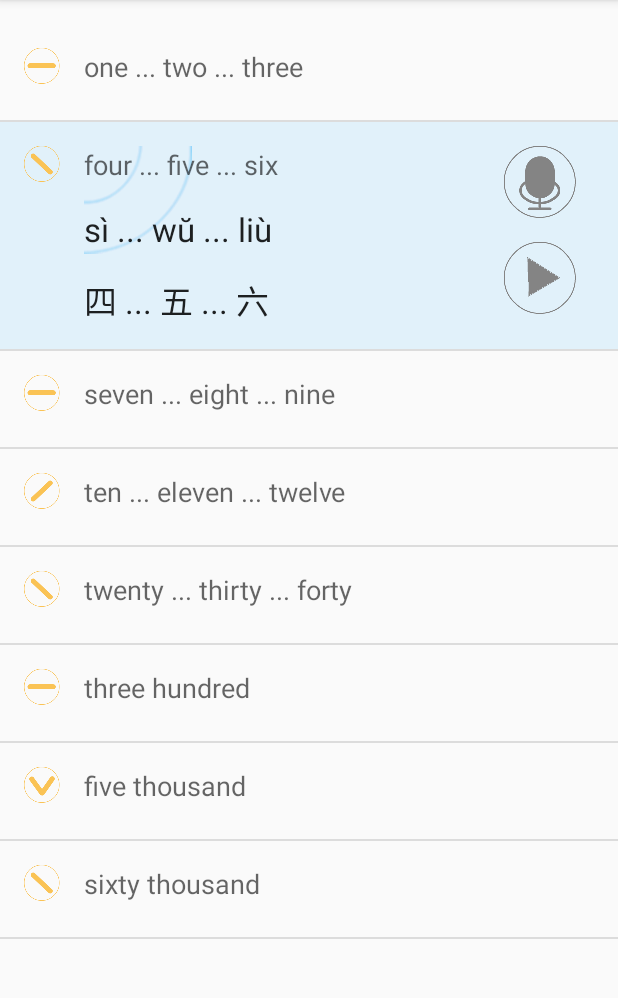
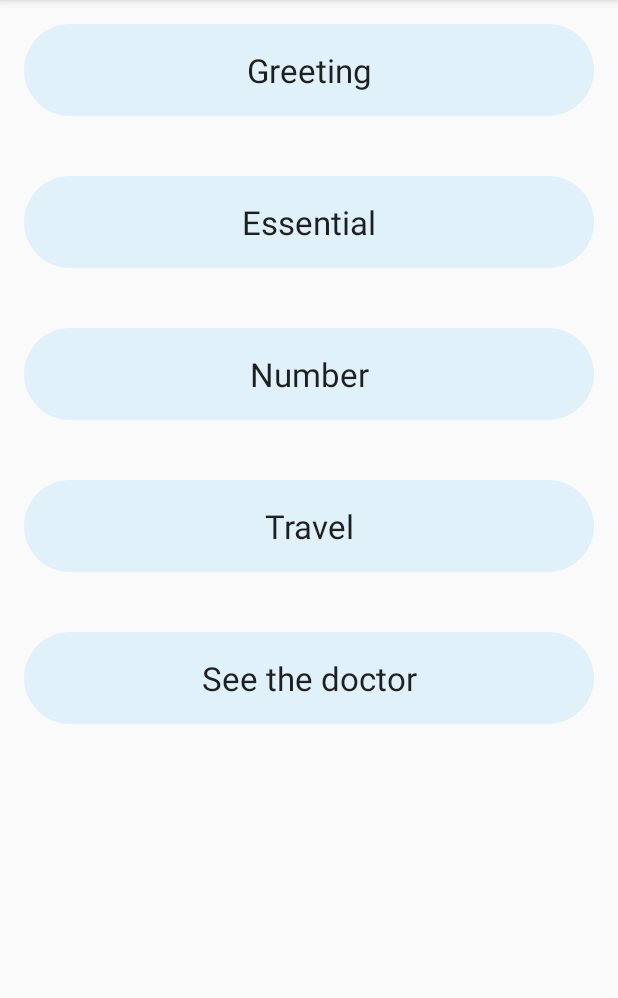
Before and after one commit to svbeat/vvayv, an Android app: the screen it shows after launch (MainActivity), in the options menu, after a tap on "Settings", on a phone screen of 412 x 824 dp, the part 84-1082 px from its top. Run offline under Robolectric (Android 15) with nearby library versions, the phone set to English and light mode, and no system bars.

Commit message:
add category page

```diff
--- a/app/src/main/java/com/vvayv/cdaily/basicchinese/MainFragment.java
+++ b/app/src/main/java/com/vvayv/cdaily/basicchinese/MainFragment.java
@@ -4,6 +4,10 @@ package com.vvayv.cdaily.basicchinese;
  * Created by qingdi on 8/5/14.
  */
 
+import android.content.Intent;
+import android.database.Cursor;
+import android.graphics.Color;
+import android.graphics.drawable.ColorDrawable;
 import android.media.Image;
 import android.media.MediaPlayer;
 import android.media.MediaRecorder;
@@ -14,6 +18,7 @@ import android.view.LayoutInflater;
 import android.view.View;
 import android.view.ViewGroup;
 import android.widget.AdapterView;
+import android.widget.ArrayAdapter;
 import android.widget.ImageView;
 import android.widget.ListView;
 import android.widget.SimpleAdapter;
@@ -27,11 +32,7 @@ import java.io.IOException;
  */
 public class MainFragment extends Fragment {
 
-    private PhraseAdapter   mPhaseAdapter;
-
-    private ActionListener  mActionListener = null;
-
-
+    private ArrayAdapter   mCategoryAdapter;
 
     public MainFragment() {
     }
@@ -41,33 +42,25 @@ public class MainFragment extends Fragment {
                              Bundle savedInstanceState) {
         View rootView = inflater.inflate(R.layout.fragment_main, container, false);
 
-        mPhaseAdapter = new PhraseAdapter(getActivity(), PhraseData.RAW_DATA, R.layout.list_item_phrase,
-                            PhraseData.VIEW_ENTRIES, PhraseData.VIEWS);
-        mActionListener = new ActionListener(getActivity(), PhraseData.RAW_DATA);
-        mPhaseAdapter.setActionListener(mActionListener);
 
-        final ListView listView = (ListView) rootView.findViewById(R.id.listview_phrase);
+        mCategoryAdapter = new ArrayAdapter(getActivity(), R.layout.list_item_category,
+                                R.id.list_item_category_textview, PhraseData.Categories.data);
+
+        final ListView listView = (ListView) rootView.findViewById(R.id.listview_category);
+        listView.setAdapter(mCategoryAdapter);
+
+        ColorDrawable lightGrey = new ColorDrawable(Color.TRANSPARENT);
+        //listView.setDivider(this.getResources().getDrawable(Color.TRANSPARENT));
+        listView.setDivider(lightGrey);
+        listView.setDividerHeight(60);
         listView.setOnItemClickListener(new AdapterView.OnItemClickListener() {
-            @Override
-            public void onItemClick(AdapterView<?> adapterView, View view, final int position, long l) {
-                mPhaseAdapter.setCurrPos(position);
-                mPhaseAdapter.notifyDataSetChanged();
-                mActionListener.onPhraseItemClick(adapterView, view, position, l);
+            public void onItemClick(AdapterView<?> adapterView, View v, int pos, long l) {
+                Intent intent = new Intent(getActivity(), PhraseActivity.class)
+                        .putExtra(PhraseActivity.CATEGORY_KEY, PhraseData.Categories.data.get(pos));
+                startActivity(intent);
             }
         });
-
-        listView.setAdapter(mPhaseAdapter);
-
         return rootView;
     }
 
-    @Override
-    public void onPause() {
-        if (mActionListener != null) {
-            mActionListener.resetMediaResources();
-        }
-        super.onPause();
-    }
-
-
 }
--- a/app/src/main/java/com/vvayv/cdaily/basicchinese/PhraseFragment.java
+++ b/app/src/main/java/com/vvayv/cdaily/basicchinese/PhraseFragment.java
@@ -4,6 +4,7 @@ package com.vvayv.cdaily.basicchinese;
  * Created by qingdi on 8/5/14.
  */
 
+import android.content.Intent;
 import android.os.Bundle;
 import android.support.v4.app.Fragment;
 import android.view.LayoutInflater;
@@ -13,6 +14,10 @@ import android.widget.AdapterView;
 import android.widget.ListView;
 
 import com.vvayv.cdaily.basicchinese.data.PhraseData;
+
+import java.util.ArrayList;
+import java.util.List;
+import java.util.Map;
 
 /**
  * A placeholder fragment containing a simple view.
@@ -31,11 +36,20 @@ public class PhraseFragment extends Fragment {
     @Override
     public View onCreateView(LayoutInflater inflater, ViewGroup container,
                              Bundle savedInstanceState) {
-        View rootView = inflater.inflate(R.layout.fragment_main, container, false);
+        View rootView = inflater.inflate(R.layout.fragment_phrase, container, false);
 
-        mPhaseAdapter = new PhraseAdapter(getActivity(), PhraseData.RAW_DATA, R.layout.list_item_phrase,
+        Intent intent = getActivity().getIntent();
+        String categoryKey = null;
+        if (intent != null && intent.hasExtra(PhraseActivity.CATEGORY_KEY)) {
+            categoryKey = intent.getStringExtra(PhraseActivity.CATEGORY_KEY);
+        }
+
+        List<Map<String, String>> phraseData = PhraseData.getPhraseDataByCategory(categoryKey);
+
+        mPhaseAdapter = new PhraseAdapter(getActivity(), phraseData, R.layout.list_item_phrase,
                             PhraseData.VIEW_ENTRIES, PhraseData.VIEWS);
-        mActionListener = new ActionListener(getActivity(), PhraseData.RAW_DATA);
+
+        mActionListener = new ActionListener(getActivity(), phraseData);
         mPhaseAdapter.setActionListener(mActionListener);
 
         final ListView listView = (ListView) rootView.findViewById(R.id.listview_phrase);
--- a/app/src/main/java/com/vvayv/cdaily/basicchinese/data/PhraseData.java
+++ b/app/src/main/java/com/vvayv/cdaily/basicchinese/data/PhraseData.java
@@ -14,6 +14,24 @@ import java.util.Map;
  * Created by qingdi on 8/5/14.
  */
 public class PhraseData {
+
+
+    public static final class Categories {
+        public static final String GREETING = "Greeting";
+        public static final String ESSENTIAL = "Essential";
+        public static final String NUMBER = "Number";
+        public static final String TRAVEL = "Travel";
+        public static final String DOCTOR = "See the doctor";
+
+        public static List<String> data = new ArrayList<String>();
+        static {
+            data.add(GREETING);
+            data.add(ESSENTIAL);
+            data.add(NUMBER);
+            data.add(TRAVEL);
+            data.add(DOCTOR);
+        }
+    }
 
     private static String RECORD_FILE_SUFFIX = ".3gp";
 
@@ -39,7 +57,7 @@ public class PhraseData {
 
     public static final int VIEWS[] = { R.id.list_item_english_textview, R.id.list_item_pinyin_textview, R.id.list_item_chinese_textview };
 
-    private static final String[][] rawArray = {
+    private static final String[][] rawArray_number = {
             {"1", "1", "one ... two ... three", "yī ... èr ... sān", "一 ... 二 ... 三", Integer.toString(R.raw.audio1)},
             {"2", "4", "four ... five ... six", "sì ... wŭ ... liù", "四 ... 五 ... 六", Integer.toString(R.raw.audio4)},
             {"3", "1", "seven ... eight ... nine", "qī ... bā ... jiŭ", "七 ... 八 ... 九", Integer.toString(R.raw.audio7)},
@@ -50,17 +68,31 @@ public class PhraseData {
             {"8", "4", "sixty thousand", "liù wàn", "六万", Integer.toString(R.raw.audio60000)}
     };
 
-    public static List<Map<String, String>> RAW_DATA = new ArrayList<Map<String, String>>();
 
-    static {
+    public static List<Map<String,String>> getPhraseDataByCategory(String categoryKey) {
+        List<Map<String, String>> phraseData = new ArrayList<Map<String, String>>();
+        String[][] rawArray = null;
+
+        if(Categories.NUMBER.equals(categoryKey)) {
+            rawArray = rawArray_number;
+        } else {
+            return phraseData;
+        }
+
         for (int i = 0; i < rawArray.length; i++) {
             Map<String, String> dataMap = new HashMap<String, String>();
             for (int j = 0; j < MAP_ENTRIES.length; j++) {
                 dataMap.put(MAP_ENTRIES[j], rawArray[i][j]);
             }
-            RAW_DATA.add(dataMap);
+            phraseData.add(dataMap);
         }
+
+        return phraseData;
     }
+
+
+
+
 
     public static String getRecordFileName(Context context, String phraseId) {
         return context.getFilesDir()+"/"+phraseId+RECORD_FILE_SUFFIX;
--- a/app/src/main/res/drawable/customshape.xml
+++ b/app/src/main/res/drawable/customshape.xml
@@ -0,0 +1,14 @@
+<?xml version="1.0" encoding="UTF-8"?>
+<shape xmlns:android="http://schemas.android.com/apk/res/android"
+    android:shape="rectangle">
+    <gradient
+        android:startColor="@color/lightgrey"
+        android:endColor="@color/lightgrey"
+        android:angle="270"/>
+
+    <corners
+        android:bottomRightRadius="32dp"
+        android:bottomLeftRadius="32dp"
+        android:topLeftRadius="32dp"
+        android:topRightRadius="32dp"/>
+</shape>
--- a/app/src/main/res/layout/fragment_main.xml
+++ b/app/src/main/res/layout/fragment_main.xml
@@ -2,13 +2,13 @@
     xmlns:tools="http://schemas.android.com/tools"
     android:layout_width="match_parent"
     android:layout_height="match_parent"
-    android:paddingTop="@dimen/activity_vertical_margin"
-    android:paddingBottom="@dimen/activity_vertical_margin"
+    android:padding="16dp"
+    android:layout_gravity="center"
     tools:context=".MainActivity$PlaceholderFragment">
 
     <ListView
         android:layout_width="match_parent"
-        android:layout_height="match_parent"
-        android:id="@+id/listview_phrase" />
+        android:layout_height="wrap_content"
+        android:id="@+id/listview_category" />
 
 </FrameLayout>
--- a/app/src/main/res/layout/list_item_category.xml
+++ b/app/src/main/res/layout/list_item_category.xml
@@ -2,6 +2,16 @@
 
 <LinearLayout xmlns:android="http://schemas.android.com/apk/res/android"
     android:orientation="vertical" android:layout_width="match_parent"
+    android:padding="16dp"
+    android:background="@drawable/customshape"
     android:layout_height="match_parent">
 
+    <TextView xmlns:android="http://schemas.android.com/apk/res/android"
+        android:layout_width="match_parent"
+        android:layout_height="match_parent"
+        android:textAppearance="?android:textAppearanceLarge"
+        android:gravity="center"
+        android:text="one"
+        android:id="@+id/list_item_category_textview"/>
+
 </LinearLayout>
--- a/app/src/main/res/values/strings.xml
+++ b/app/src/main/res/values/strings.xml
@@ -4,5 +4,6 @@
     <string name="app_name">Basic Chinese</string>
     <string name="hello_world">Hello world!</string>
     <string name="action_settings">Settings</string>
+    <string name="title_activity_phrase">PhraseActivity</string>
 
 </resources>
```
Also changed, not shown: app/src/main/AndroidManifest.xml (+8 -0 lines), app/src/main/java/com/vvayv/cdaily/basicchinese/ActionListener.java (+9 -2 lines), app/src/main/java/com/vvayv/cdaily/basicchinese/PhraseActivity.java (+3 -16 lines), app/src/main/res/layout/fragment_phrase.xml (+7 -11 lines).
